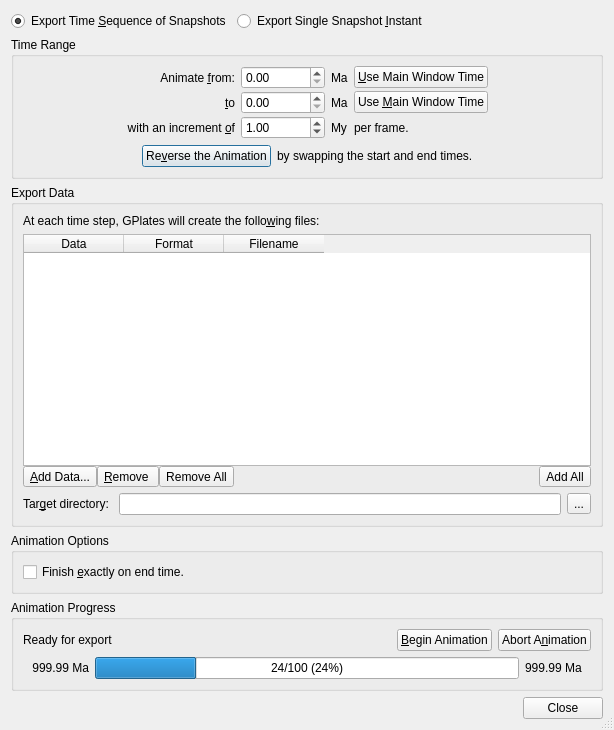
Qt form src/qt-widgets/ExportAnimationDialogUi.ui (GPlates/GPlates) before a commit.
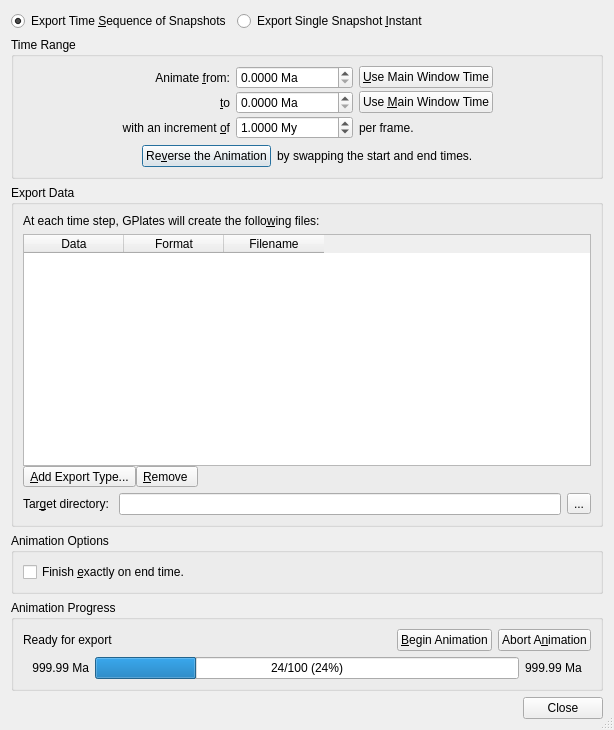
The same form after that commit. The open tabs and pages were chosen to show the change. Icons and pictures are not drawn.

```diff
--- a/src/qt-widgets/ExportAnimationDialogUi.ui
+++ b/src/qt-widgets/ExportAnimationDialogUi.ui
@@ -84,26 +84,22 @@
               </property>
              </widget>
             </item>
-            <item row="0" column="2" >
-             <widget class="QDoubleSpinBox" name="widget_start_time" >
-              <property name="maximum" >
+            <item row="0" column="2">
+             <widget class="QDoubleSpinBox" name="widget_start_time">
+              <property name="suffix">
+               <string> Ma</string>
+              </property>
+              <property name="decimals">
+               <number>4</number>
+              </property>
+              <property name="maximum">
                <double>1000000.000000000000000</double>
               </property>
              </widget>
             </item>
-            <item row="0" column="3" >
-             <widget class="QLabel" name="label_start_time_units" >
-              <property name="text" >
-               <string>Ma</string>
-              </property>
-              <property name="buddy" >
-               <cstring>widget_start_time</cstring>
-              </property>
-             </widget>
-            </item>
-            <item row="0" column="4" >
-             <widget class="QPushButton" name="button_Use_View_Time_start_time" >
-              <property name="text" >
+            <item row="0" column="3">
+             <widget class="QPushButton" name="button_Use_View_Time_start_time">
+              <property name="text">
                <string>&amp;Use Main Window Time</string>
               </property>
               <property name="autoDefault" >
@@ -124,26 +120,22 @@
               </property>
              </widget>
             </item>
-            <item row="1" column="2" >
-             <widget class="QDoubleSpinBox" name="widget_end_time" >
-              <property name="maximum" >
+            <item row="1" column="2">
+             <widget class="QDoubleSpinBox" name="widget_end_time">
+              <property name="suffix">
+               <string> Ma</string>
+              </property>
+              <property name="decimals">
+               <number>4</number>
+              </property>
+              <property name="maximum">
                <double>1000000.000000000000000</double>
               </property>
              </widget>
             </item>
-            <item row="1" column="3" >
-             <widget class="QLabel" name="label_end_time_units" >
-              <property name="text" >
-               <string>Ma</string>
-              </property>
-              <property name="buddy" >
-               <cstring>widget_end_time</cstring>
-              </property>
-             </widget>
-            </item>
-            <item row="1" column="4" >
-             <widget class="QPushButton" name="button_Use_View_Time_end_time" >
-              <property name="text" >
+            <item row="1" column="3">
+             <widget class="QPushButton" name="button_Use_View_Time_end_time">
+              <property name="text">
                <string>Use &amp;Main Window Time</string>
               </property>
               <property name="autoDefault" >
@@ -164,12 +156,18 @@
               </property>
              </widget>
             </item>
-            <item row="2" column="2" >
-             <widget class="QDoubleSpinBox" name="widget_time_increment" >
-              <property name="minimum" >
-               <double>0.010000000000000</double>
+            <item row="2" column="2">
+             <widget class="QDoubleSpinBox" name="widget_time_increment">
+              <property name="suffix">
+               <string> My</string>
               </property>
-              <property name="maximum" >
+              <property name="decimals">
+               <number>4</number>
+              </property>
+              <property name="minimum">
+               <double>0.000100000000000</double>
+              </property>
+              <property name="maximum">
                <double>10000.000000000000000</double>
               </property>
               <property name="singleStep" >
@@ -180,17 +178,7 @@
               </property>
              </widget>
             </item>
-            <item row="2" column="3" >
-             <widget class="QLabel" name="label_time_increment_units" >
-              <property name="text" >
-               <string>My</string>
-              </property>
-              <property name="buddy" >
-               <cstring>widget_time_increment</cstring>
-              </property>
-             </widget>
-            </item>
-            <item row="0" column="0" >
+            <item row="0" column="0">
              <spacer>
               <property name="orientation" >
                <enum>Qt::Horizontal</enum>
@@ -203,7 +191,7 @@
               </property>
              </spacer>
             </item>
-            <item row="0" column="5" >
+            <item row="0" column="4">
              <spacer>
               <property name="orientation" >
                <enum>Qt::Horizontal</enum>
@@ -216,9 +204,9 @@
               </property>
              </spacer>
             </item>
-            <item row="2" column="4" >
-             <widget class="QLabel" name="label_increment_is_per_frame" >
-              <property name="text" >
+            <item row="2" column="3">
+             <widget class="QLabel" name="label_increment_is_per_frame">
+              <property name="text">
                <string>per frame.</string>
               </property>
              </widget>
@@ -352,8 +340,8 @@
                   <verstretch>0</verstretch>
                  </sizepolicy>
                 </property>
-                <property name="text" >
-                 <string>&amp;Add Data...</string>
+                <property name="text">
+                 <string>&amp;Add Export Type...</string>
                 </property>
                 <property name="icon" >
                  <iconset resource="../qt-resources/qt_widgets.qrc" >
@@ -375,18 +363,12 @@
                 <property name="text" >
                  <string>&amp;Remove </string>
                 </property>
-               </widget>
-              </item>
-              <item>
-               <widget class="QToolButton" name="button_range_remove_all" >
-                <property name="sizePolicy" >
-                 <sizepolicy vsizetype="Preferred" hsizetype="Fixed" >
-                  <horstretch>0</horstretch>
-                  <verstretch>0</verstretch>
-                 </sizepolicy>
+                <property name="icon">
+                 <iconset resource="../qt-resources/qt_widgets.qrc">
+                  <normaloff>:/tango_list_remove_16.png</normaloff>:/tango_list_remove_16.png</iconset>
                 </property>
-                <property name="text" >
-                 <string>Remove All</string>
+                <property name="toolButtonStyle">
+                 <enum>Qt::ToolButtonTextBesideIcon</enum>
                 </property>
                </widget>
               </item>
@@ -403,19 +385,6 @@
                 </property>
                </spacer>
               </item>
-              <item>
-               <widget class="QToolButton" name="button_range_add_all" >
-                <property name="sizePolicy" >
-                 <sizepolicy vsizetype="Preferred" hsizetype="Fixed" >
-                  <horstretch>0</horstretch>
-                  <verstretch>0</verstretch>
-                 </sizepolicy>
-                </property>
-                <property name="text" >
-                 <string>Add All</string>
-                </property>
-               </widget>
-              </item>
              </layout>
             </item>
            </layout>
```
Left out of the diff: 519 changed lines with no effect on the pictures.
